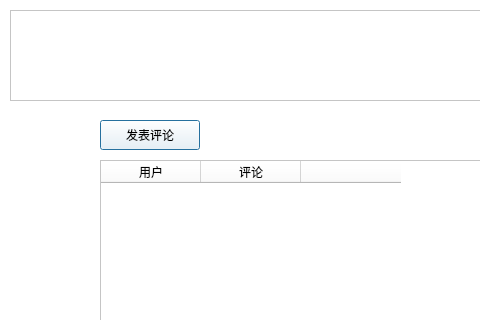
Before: the Qt Designer form post.ui in snailccc/Forum, drawn with Qt 5; both pictures show x 0 to 480 and y 0 to 320 of the 800 by 600 pixel window.
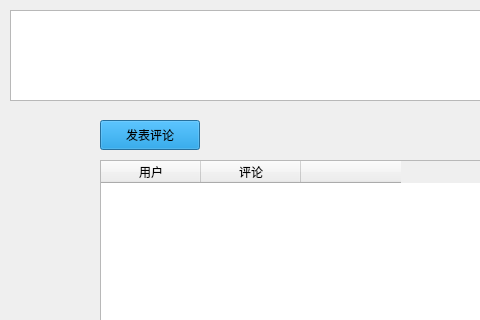
After: the same form once the commit is applied.

```diff
--- a/post.ui
+++ b/post.ui
@@ -14,7 +14,7 @@
    <string>Dialog</string>
   </property>
   <property name="styleSheet">
-   <string notr="true">background-color: rgb(255, 255, 255);</string>
+   <string notr="true"/>
   </property>
   <widget class="QPushButton" name="add">
    <property name="geometry">
@@ -25,6 +25,9 @@
      <height>30</height>
     </rect>
    </property>
+   <property name="styleSheet">
+    <string notr="true">background-color: rgb(0, 138, 217);</string>
+   </property>
    <property name="text">
     <string>发表评论</string>
    </property>
```
